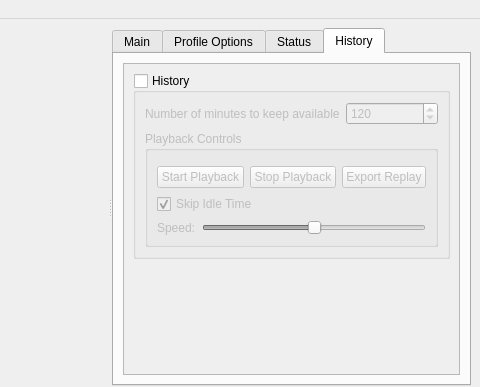
Qt form mousetracks2/gui/ui/layout.ui (huntfx/MouseTracks) before a commit; both pictures show x 580 to 1060 and y 0 to 387 of the 1060 by 613 pixel window.
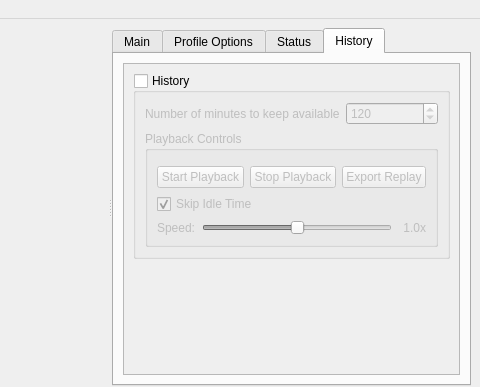
The same form after that commit. The open tabs and pages were chosen to show the change. Custom widgets are drawn as their Qt base class.

Commit message: Add a visual playback speed indicator

```diff
--- a/mousetracks2/gui/ui/layout.ui
+++ b/mousetracks2/gui/ui/layout.ui
@@ -2232,6 +2232,28 @@
                         </property>
                        </widget>
                       </item>
+                      <item>
+                       <widget class="QLabel" name="playback_speed_visual">
+                        <property name="minimumSize">
+                         <size>
+                          <width>28</width>
+                          <height>0</height>
+                         </size>
+                        </property>
+                        <property name="maximumSize">
+                         <size>
+                          <width>28</width>
+                          <height>16777215</height>
+                         </size>
+                        </property>
+                        <property name="text">
+                         <string>1.0x</string>
+                        </property>
+                        <property name="alignment">
+                         <set>Qt::AlignmentFlag::AlignRight|Qt::AlignmentFlag::AlignTrailing|Qt::AlignmentFlag::AlignVCenter</set>
+                        </property>
+                       </widget>
+                      </item>
                      </layout>
                     </item>
                    </layout>
```
Left out of the diff: 4 changed lines with no effect on the pictures. The commit also changes 3 other files.
